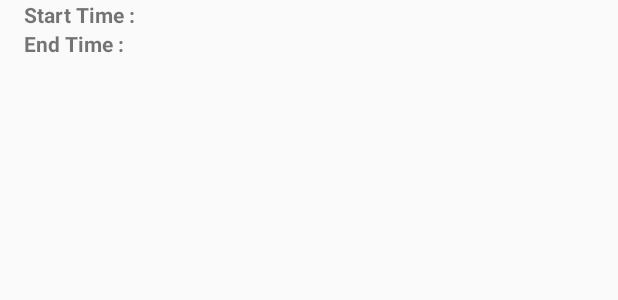
After one commit to suryaharshan1/Invoker-Android-Client, an Android app: the layout list_blocktime_item.xml on its own in the app's theme, with its tools: preview values and no code run, on a phone screen of 412 x 824 dp. The commit adds this screen. Shown: the top 300 px of the screen. Run offline under Robolectric (Android 15) with nearby library versions, the phone set to English and light mode, and no system bars.

Commit message:
Creates BlocktimeAdapter

```diff
--- a/app/build.gradle
+++ b/app/build.gradle
@@ -9,7 +9,7 @@ android {
 
     defaultConfig {
         applicationId "com.windroilla.invoker"
-        minSdkVersion 10
+        minSdkVersion 14
         targetSdkVersion 22
         versionCode 1
         versionName "1.0"
--- /dev/null
+++ b/app/src/main/res/layout/list_blocktime_item.xml
@@ -0,0 +1,60 @@
+<?xml version="1.0" encoding="utf-8"?>
+<LinearLayout xmlns:android="http://schemas.android.com/apk/res/android"
+    android:layout_width="match_parent"
+    android:layout_height="wrap_content"
+    android:minHeight="?android:attr/listPreferredItemHeight"
+    android:orientation="vertical"
+    android:paddingLeft="@dimen/abc_list_item_padding_horizontal_material"
+    android:paddingRight="@dimen/abc_list_item_padding_horizontal_material">
+
+    <LinearLayout
+        android:layout_width="match_parent"
+        android:layout_height="wrap_content"
+        android:orientation="horizontal">
+
+        <TextView
+            android:id="@+id/list_blocktime_item_starttime_title"
+            android:layout_width="0dp"
+            android:layout_height="wrap_content"
+            android:layout_weight="1"
+            android:text="@string/starttime_title"
+            android:textStyle="bold" />
+
+        <TextView
+            android:id="@+id/list_blocktime_item_starttime"
+            android:layout_width="0dp"
+            android:layout_height="wrap_content"
+            android:layout_weight="3" />
+
+    </LinearLayout>
+
+    <LinearLayout
+        android:layout_width="match_parent"
+        android:layout_height="wrap_content"
+        android:orientation="horizontal">
+
+        <TextView
+            android:id="@+id/list_blocktime_item_endtime_title"
+            android:layout_width="0dp"
+            android:layout_height="wrap_content"
+            android:layout_weight="1"
+            android:text="@string/endtime_title"
+            android:textStyle="bold" />
+
+
+        <TextView
+            android:id="@+id/list_blocktime_item_endtime"
+            android:layout_width="0dp"
+            android:layout_height="wrap_content"
+            android:layout_weight="3" />
+
+    </LinearLayout>
+
+    <TextView
+        android:id="@+id/list_blocktime_item_updatetime"
+        android:layout_width="wrap_content"
+        android:layout_height="wrap_content"
+        android:layout_gravity="right"
+        android:textAppearance="?android:attr/textAppearanceSmall" />
+
+</LinearLayout>
--- a/app/src/main/res/values/strings.xml
+++ b/app/src/main/res/values/strings.xml
@@ -7,4 +7,6 @@
     <string name="title_activity_course">CourseActivity</string>
     <string name="title_activity_block_time">BlockTimeActivity</string>
     <string name="content_authority">com.windroilla.invoker.app</string>
+    <string name="starttime_title">Start Time :</string>
+    <string name="endtime_title">End Time :</string>
 </resources>
```
Also changed, not shown: app/src/main/AndroidManifest.xml (+7 -1 lines), app/src/main/java/com/windroilla/invoker/BlockTimeActivity.java (+39 -2 lines), app/src/main/java/com/windroilla/invoker/adapter/BlockTimeAdapter.java (added, +62 -0 lines), app/src/main/res/layout/content_block_time.xml (+6 -4 lines).
